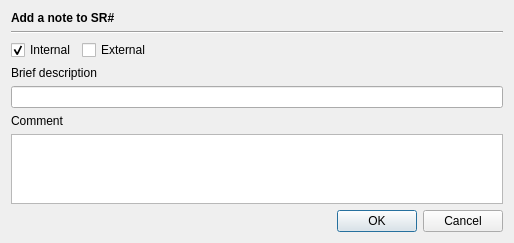
The window that ui/notedialog.ui (bochi/kueue) describes before a commit, drawn with Qt 5.
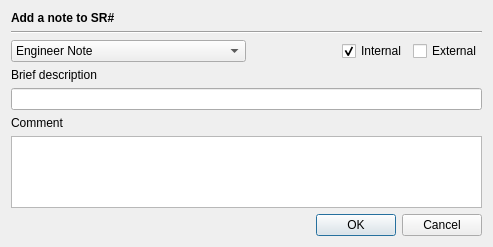
The same window after the commit. Icons and pictures are not drawn.

Commit message: add products, make note type selectable

```diff
--- a/ui/notedialog.ui
+++ b/ui/notedialog.ui
@@ -6,8 +6,8 @@
    <rect>
     <x>0</x>
     <y>0</y>
-    <width>514</width>
-    <height>240</height>
+    <width>493</width>
+    <height>247</height>
    </rect>
   </property>
   <property name="windowTitle">
@@ -18,37 +18,79 @@
     <normaloff>:/icons/app/kueue32.png</normaloff>:/icons/app/kueue32.png</iconset>
   </property>
   <layout class="QGridLayout" name="gridLayout_2">
-   <item row="5" column="1" colspan="2">
-    <widget class="QDialogButtonBox" name="buttonBox">
+   <item row="0" column="0">
+    <widget class="QLabel" name="titleLabel">
+     <property name="text">
+      <string>&lt;b&gt;Add a note to SR#</string>
+     </property>
+    </widget>
+   </item>
+   <item row="1" column="0">
+    <widget class="Line" name="line">
      <property name="orientation">
       <enum>Qt::Horizontal</enum>
      </property>
-     <property name="standardButtons">
-      <set>QDialogButtonBox::Cancel|QDialogButtonBox::Ok</set>
-     </property>
-    </widget>
-   </item>
-   <item row="2" column="2">
+    </widget>
+   </item>
+   <item row="2" column="0">
+    <layout class="QHBoxLayout" name="horizontalLayout">
+     <item>
+      <widget class="QComboBox" name="noteTypeCombo">
+       <property name="sizePolicy">
+        <sizepolicy hsizetype="MinimumExpanding" vsizetype="Fixed">
+         <horstretch>0</horstretch>
+         <verstretch>0</verstretch>
+        </sizepolicy>
+       </property>
+       <item>
+        <property name="text">
+         <string>Engineer Note</string>
+        </property>
+       </item>
+       <item>
+        <property name="text">
+         <string>Call - Outbound</string>
+        </property>
+       </item>
+       <item>
+        <property name="text">
+         <string>Call - Inbound</string>
+        </property>
+       </item>
+       <item>
+        <property name="text">
+         <string>Dial in</string>
+        </property>
+       </item>
+       <item>
+        <property name="text">
+         <string>Preventive Action</string>
+        </property>
+       </item>
+       <item>
+        <property name="text">
+         <string>Proactive</string>
+        </property>
+       </item>
+      </widget>
+     </item>
+     <item>
     <spacer name="horizontalSpacer">
      <property name="orientation">
       <enum>Qt::Horizontal</enum>
      </property>
+       <property name="sizeType">
+        <enum>QSizePolicy::Minimum</enum>
+       </property>
      <property name="sizeHint" stdset="0">
       <size>
-       <width>40</width>
+         <width>90</width>
        <height>20</height>
       </size>
      </property>
     </spacer>
    </item>
-   <item row="2" column="1">
-    <widget class="QCheckBox" name="checkBoxExt">
-     <property name="text">
-      <string>External</string>
-     </property>
-    </widget>
-   </item>
-   <item row="2" column="0">
+     <item>
     <widget class="QCheckBox" name="checkBoxInt">
      <property name="text">
       <string>Internal</string>
@@ -58,21 +100,16 @@
      </property>
     </widget>
    </item>
-   <item row="0" column="0" colspan="3">
-    <widget class="QLabel" name="titleLabel">
+     <item>
+      <widget class="QCheckBox" name="checkBoxExt">
      <property name="text">
-      <string>&lt;b&gt;Add a note to SR#</string>
+        <string>External</string>
      </property>
     </widget>
    </item>
-   <item row="1" column="0" colspan="3">
-    <widget class="Line" name="line">
-     <property name="orientation">
-      <enum>Qt::Horizontal</enum>
-     </property>
-    </widget>
+    </layout>
    </item>
-   <item row="4" column="0" colspan="3">
+   <item row="3" column="0">
     <layout class="QGridLayout" name="gridLayout">
      <item row="0" column="0">
       <widget class="QLabel" name="label_2">
@@ -96,6 +133,16 @@
      </item>
     </layout>
    </item>
+   <item row="4" column="0">
+    <widget class="QDialogButtonBox" name="buttonBox">
+     <property name="orientation">
+      <enum>Qt::Horizontal</enum>
+     </property>
+     <property name="standardButtons">
+      <set>QDialogButtonBox::Cancel|QDialogButtonBox::Ok</set>
+     </property>
+    </widget>
+   </item>
   </layout>
  </widget>
  <resources>
```
Lines whose indentation alone changed are shown as unchanged. The commit also changes 6 other files.
